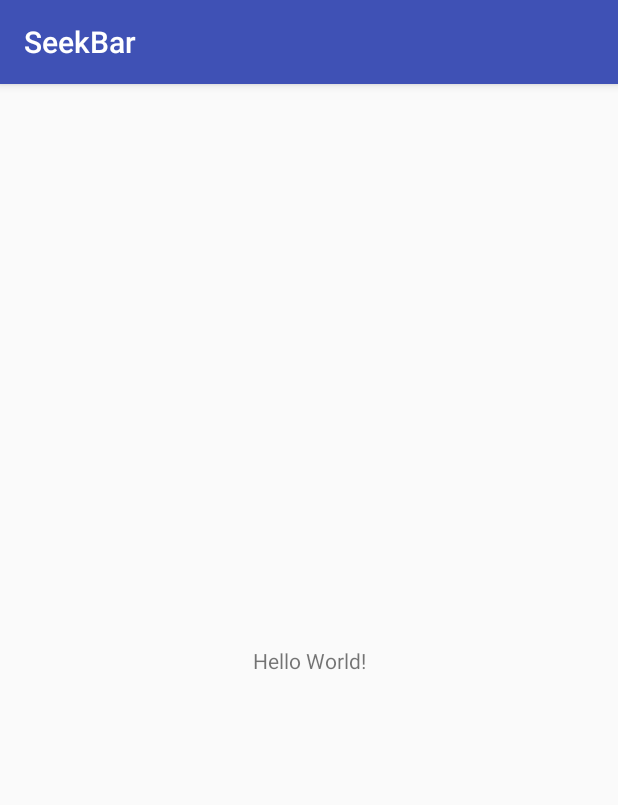
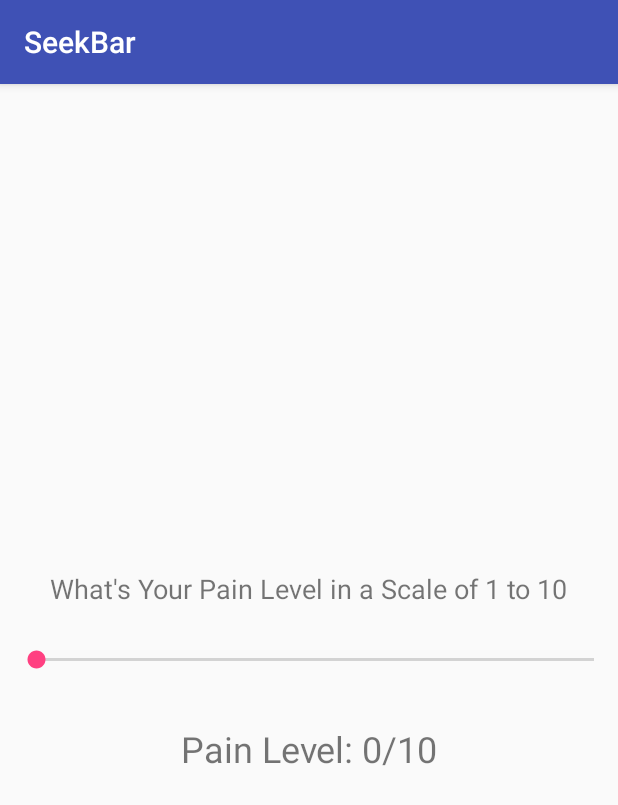
Before and after one commit to leogsouza/build-21-android-apps, an Android app: the screen it shows after launch (MainActivity), on a phone screen of 412 x 824 dp. Shown: the top 805 px of the screen. Run offline under Robolectric (Android 15) with nearby library versions, the phone set to English and light mode, and no system bars.

Commit message:
App SeekBar: Display Pain Level

```diff
--- a/SeekBar/app/src/main/java/br/com/leogsouza/seekbar/MainActivity.java
+++ b/SeekBar/app/src/main/java/br/com/leogsouza/seekbar/MainActivity.java
@@ -1,13 +1,41 @@
 package br.com.leogsouza.seekbar;
 
+import android.graphics.Color;
 import android.support.v7.app.AppCompatActivity;
 import android.os.Bundle;
+import android.widget.SeekBar;
+import android.widget.TextView;
 
 public class MainActivity extends AppCompatActivity {
 
+    private SeekBar seekBar;
+    private TextView resultTextView;
     @Override
     protected void onCreate(Bundle savedInstanceState) {
         super.onCreate(savedInstanceState);
         setContentView(R.layout.activity_main);
+
+        seekBar = findViewById(R.id.seekBar);
+        resultTextView = findViewById(R.id.resultId);
+        resultTextView.setText("Pain Level: " + seekBar.getProgress() + "/" + seekBar.getMax());
+        seekBar.setOnSeekBarChangeListener(new SeekBar.OnSeekBarChangeListener() {
+            @Override
+            public void onProgressChanged(SeekBar seekBar, int i, boolean b) {
+                resultTextView.setTextColor(Color.DKGRAY);
+                resultTextView.setText("Pain Level: " + seekBar.getProgress() + "/" + seekBar.getMax());
+            }
+
+            @Override
+            public void onStartTrackingTouch(SeekBar seekBar) {
+
+            }
+
+            @Override
+            public void onStopTrackingTouch(SeekBar seekBar) {
+                if (seekBar.getProgress() >= 7) {
+                    resultTextView.setTextColor(Color.RED);
+                }
+            }
+        });
     }
 }
--- a/SeekBar/app/src/main/res/layout/activity_main.xml
+++ b/SeekBar/app/src/main/res/layout/activity_main.xml
@@ -6,13 +6,40 @@
     android:layout_height="match_parent"
     tools:context="br.com.leogsouza.seekbar.MainActivity">
 
+    <SeekBar
+        android:id="@+id/seekBar"
+        android:layout_width="fill_parent"
+        android:layout_height="14dp"
+        android:layout_marginBottom="247dp"
+        android:layout_marginStart="8dp"
+        android:layout_marginTop="246dp"
+        android:max="10"
+        app:layout_constraintBottom_toBottomOf="parent"
+        app:layout_constraintStart_toStartOf="parent"
+        app:layout_constraintTop_toTopOf="parent" />
+
     <TextView
+        android:id="@+id/textView"
         android:layout_width="wrap_content"
         android:layout_height="wrap_content"
-        android:text="Hello World!"
-        app:layout_constraintBottom_toBottomOf="parent"
-        app:layout_constraintLeft_toLeftOf="parent"
-        app:layout_constraintRight_toRightOf="parent"
-        app:layout_constraintTop_toTopOf="parent" />
+        android:layout_marginBottom="20dp"
+        android:layout_marginTop="8dp"
+        android:text="@string/question"
+        android:textSize="18sp"
+        app:layout_constraintBottom_toTopOf="@+id/seekBar"
+        app:layout_constraintEnd_toEndOf="parent"
+        app:layout_constraintStart_toStartOf="parent"
+        app:layout_constraintTop_toTopOf="parent"
+        app:layout_constraintVertical_bias="0.975" />
 
+    <TextView
+        android:id="@+id/resultId"
+        android:layout_width="wrap_content"
+        android:layout_height="wrap_content"
+        android:layout_marginTop="36dp"
+        android:textSize="24sp"
+        app:layout_constraintEnd_toEndOf="parent"
+        app:layout_constraintHorizontal_bias="0.501"
+        app:layout_constraintStart_toStartOf="parent"
+        app:layout_constraintTop_toBottomOf="@+id/seekBar" />
 </android.support.constraint.ConstraintLayout>
--- a/SeekBar/app/src/main/res/values/strings.xml
+++ b/SeekBar/app/src/main/res/values/strings.xml
@@ -1,3 +1,4 @@
 <resources>
     <string name="app_name">SeekBar</string>
+    <string name="question">What\'s Your Pain Level in a Scale of 1 to 10</string>
 </resources>
```
